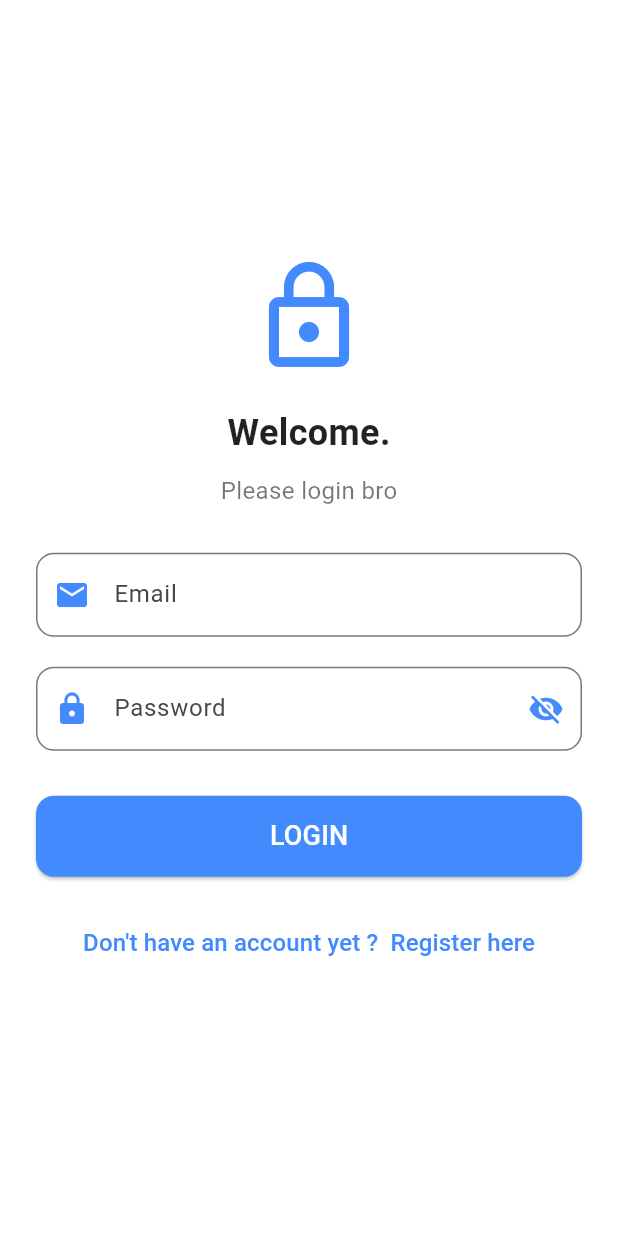
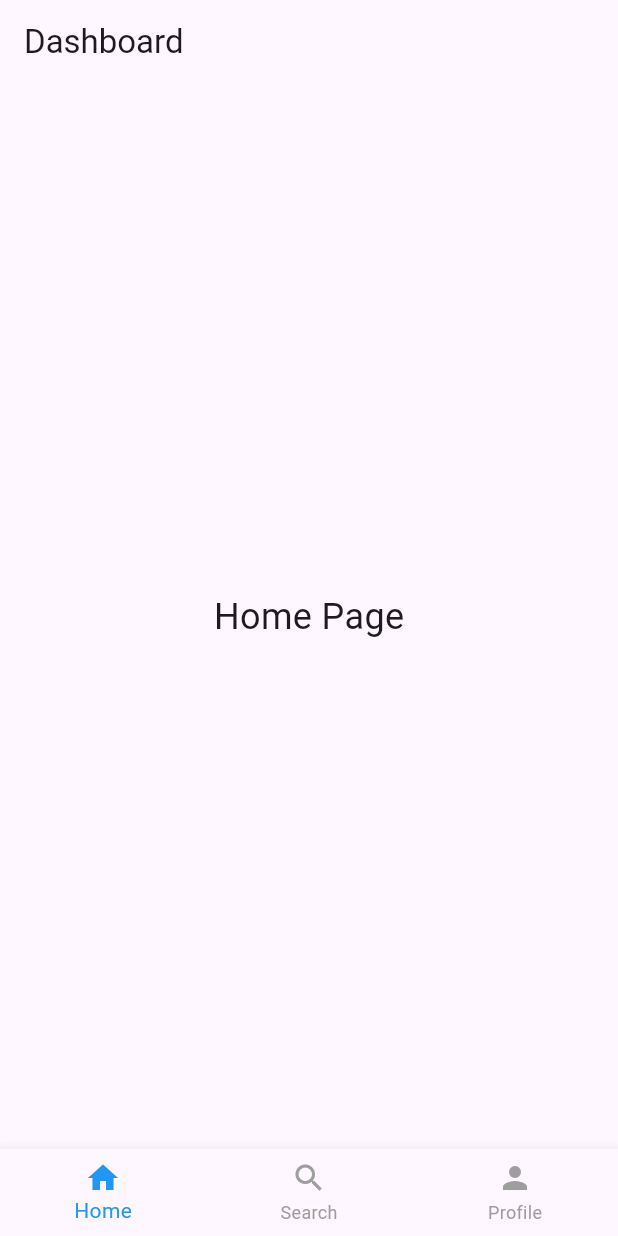
Before and after one commit to maybeatmajaya/Flutter_from_PakHuda, a Flutter app: the screen it shows after launch, on a phone screen of 412 x 824 dp. Run offline on Flutter 3.47's test engine with Material 3 defaults, Android fonts, the phone set to English and light mode, and no system bars.

Commit message:
perubahan distract

```diff
--- a/lib/main.dart
+++ b/lib/main.dart
@@ -1,5 +1,7 @@
 import 'package:flutter/material.dart';
-import 'package:flutter_application_1/register/login_page.dart';
+import 'package:flutter_application_1/register/dashboard_page.dart';
+// import 'package:flutter_application_1/register/login_page.dart';
+// import 'package:flutter_application_1/register/register_page.dart';
 
 void main() {
   runApp(const MyApp());
@@ -33,7 +35,7 @@ class MyApp extends StatelessWidget {
         useMaterial3: true,
       ),
       debugShowCheckedModeBanner: false, // Hilangkan tulisan DEBUG
-      home: LoginPage(),
+      home: DashboardPage(),
     );
   }
 }
--- /dev/null
+++ b/lib/register/dashboard_page.dart
@@ -0,0 +1,55 @@
+import 'package:flutter/material.dart';
+
+class DashboardPage extends StatefulWidget {
+  const DashboardPage({super.key});
+
+  @override
+  State<DashboardPage> createState() => _DashboardPageState();
+}
+
+class _DashboardPageState extends State<DashboardPage> {
+  int _selectedIndex = 0;
+
+  // Daftar widget yang akan ditampilkan saat navigasi dipilih
+  final List<Widget> _pages = [
+    Center(child: Text('Home Page', style: TextStyle(fontSize: 24))),
+    Center(child: Text('Search Page', style: TextStyle(fontSize: 24))),
+    Center(child: Text('Profile Page', style: TextStyle(fontSize: 24))),
+  ];
+
+  void _onItemTapped(int index) {
+    setState(() {
+      _selectedIndex = index; // Mengubah index saat item di-tap
+    });
+  }
+
+  @override
+  Widget build(BuildContext context) {
+    return Scaffold(
+      appBar: AppBar(title: const Text('Dashboard')),
+      body: _pages[_selectedIndex],
+      bottomNavigationBar: BottomNavigationBar(
+        currentIndex: _selectedIndex, // Menentukan item yang dipilih
+        onTap: _onItemTapped, // Menangani event saat item di-tap
+        items: const [
+          BottomNavigationBarItem(
+            icon: Icon(Icons.home),
+            label: 'Home',
+          ),
+          BottomNavigationBarItem(
+            icon: Icon(Icons.search),
+            label: 'Search',
+          ),
+          BottomNavigationBarItem(
+            icon: Icon(Icons.person),
+            label: 'Profile',
+          ),
+        ],
+        selectedItemColor: Colors.blue, // Warna untuk item yang dipilih
+        unselectedItemColor: Colors.grey, // Warna untuk item yang tidak dipilih
+        showSelectedLabels: true, // Menampilkan label saat dipilih
+        showUnselectedLabels: true, // Menampilkan label meski tidak dipilih
+      ),
+    );
+  }
+}
```
Also changed, not shown: lib/model/mata_kuliah.dart (added, +27 -0 lines), lib/register/register_page.dart (+3 -5 lines), pubspec.yaml (+9 -17 lines), lib/model/mata_kuliah.g.dart (added), pubspec.lock, 1 other file.
